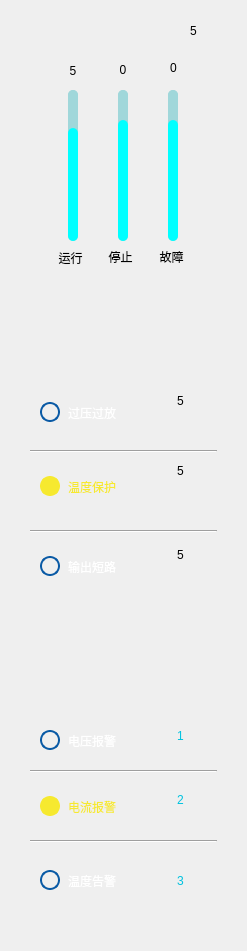
Qt form component/leftstatsform.ui (tech-flyflypig/HQ_Battery) before a commit.
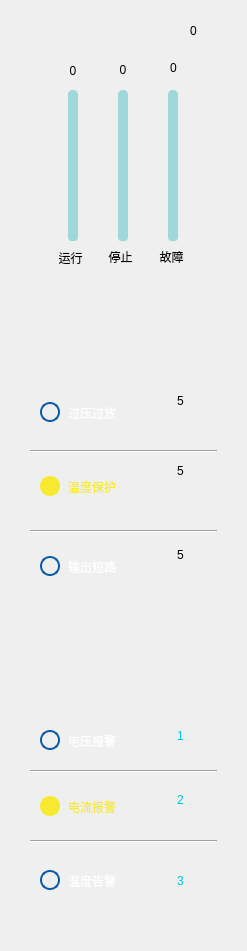
The same form after that commit. Icons and pictures are not drawn.

The edit to the form file:
```diff
--- a/component/leftstatsform.ui
+++ b/component/leftstatsform.ui
@@ -73,7 +73,16 @@
 }
 QSlider::sub-page:vertical{
 background:#a0d7da;width:10px;border-radius:5px;
-}</string>
+}
+QSlider::handle:vertical {
+        height: 0px;
+        width: 0px;
+        background: transparent;
+        margin: 0;
+        padding: 0;
+        border: none;
+    }
+</string>
    </property>
    <widget class="QSlider" name="verticalSlider_running">
     <property name="geometry">
@@ -84,8 +93,8 @@
       <height>151</height>
      </rect>
     </property>
-    <property name="value">
-     <number>75</number>
+    <property name="maximum">
+     <number>10</number>
     </property>
     <property name="orientation">
      <enum>Qt::Vertical</enum>
@@ -100,8 +109,8 @@
       <height>151</height>
      </rect>
     </property>
-    <property name="value">
-     <number>80</number>
+    <property name="maximum">
+     <number>10</number>
     </property>
     <property name="orientation">
      <enum>Qt::Vertical</enum>
@@ -116,8 +125,8 @@
       <height>151</height>
      </rect>
     </property>
-    <property name="value">
-     <number>80</number>
+    <property name="maximum">
+     <number>10</number>
     </property>
     <property name="orientation">
      <enum>Qt::Vertical</enum>
@@ -133,7 +142,7 @@
      </rect>
     </property>
     <property name="text">
-     <string>5</string>
+     <string>0</string>
     </property>
     <property name="alignment">
      <set>Qt::AlignCenter</set>
@@ -229,7 +238,7 @@
      </rect>
     </property>
     <property name="text">
-     <string>5</string>
+     <string>0</string>
     </property>
    </widget>
   </widget>
```
